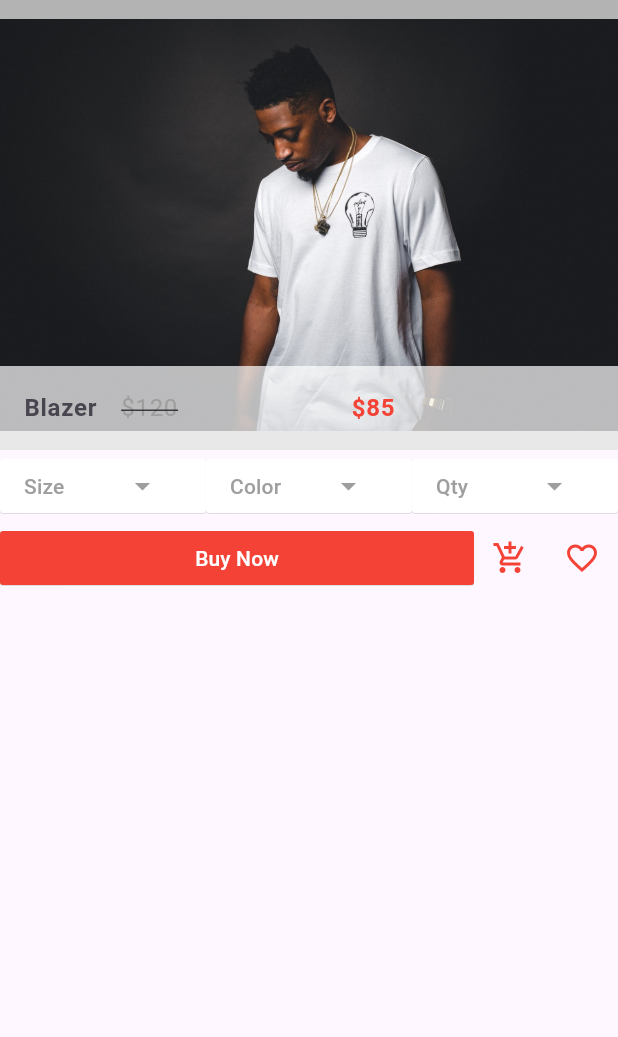
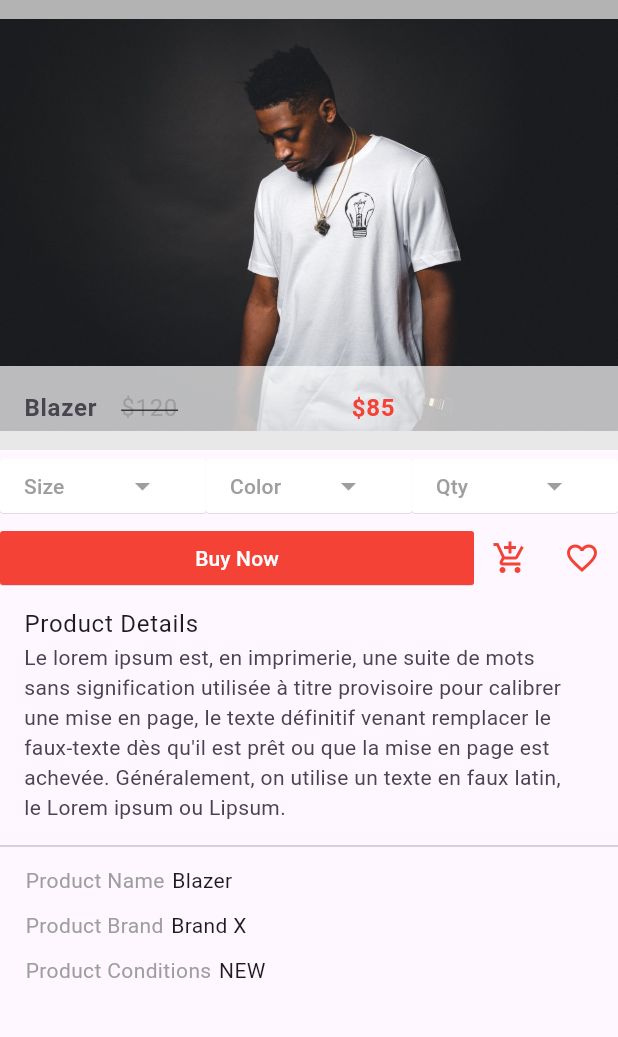
Before and after one commit to Meriem-Boussoufa/e-commerce_app, a Flutter app: the screen it shows after launch, after a tap on "Blazer", on a phone screen of 412 x 824 dp, the part 84-1121 px from its top. Run offline on Flutter 3.47's test engine with Material 3 defaults, Android fonts, the phone set to English and light mode, and no system bars; our stand-ins replace flutter_carousel_widget.

Commit message:
update product_details page

```diff
--- a/lib/pages/product_details.dart
+++ b/lib/pages/product_details.dart
@@ -43,7 +43,8 @@ class _ProductDetailsState extends State<ProductDetails> {
               )),
         ],
       ),
-      body: ListView(children: [
+      body: ListView(
+        children: [
           Container(
             height: 300,
             color: Colors.black,
@@ -88,7 +89,24 @@ class _ProductDetailsState extends State<ProductDetails> {
               // ========= The Size Button
               Expanded(
                   child: MaterialButton(
-              onPressed: () {},
+                onPressed: () {
+                  showDialog(
+                      context: context,
+                      builder: (context) {
+                        return AlertDialog(
+                          title: const Text('Size'),
+                          content: const Text("Choose the size"),
+                          actions: [
+                            MaterialButton(
+                              onPressed: () {
+                                Navigator.of(context).pop(context);
+                              },
+                              child: const Text("Close"),
+                            ),
+                          ],
+                        );
+                      });
+                },
                 color: Colors.white,
                 textColor: Colors.grey,
                 elevation: 0.2,
@@ -99,7 +117,24 @@ class _ProductDetailsState extends State<ProductDetails> {
               )),
               Expanded(
                   child: MaterialButton(
-              onPressed: () {},
+                onPressed: () {
+                  showDialog(
+                      context: context,
+                      builder: (context) {
+                        return AlertDialog(
+                          title: const Text('Color'),
+                          content: const Text("Choose the Color"),
+                          actions: [
+                            MaterialButton(
+                              onPressed: () {
+                                Navigator.of(context).pop(context);
+                              },
+                              child: const Text("Close"),
+                            ),
+                          ],
+                        );
+                      });
+                },
                 color: Colors.white,
                 textColor: Colors.grey,
                 elevation: 0.2,
@@ -110,7 +145,24 @@ class _ProductDetailsState extends State<ProductDetails> {
               )),
               Expanded(
                   child: MaterialButton(
-              onPressed: () {},
+                onPressed: () {
+                  showDialog(
+                      context: context,
+                      builder: (context) {
+                        return AlertDialog(
+                          title: const Text('Quantity'),
+                          content: const Text("Choose the quantity"),
+                          actions: [
+                            MaterialButton(
+                              onPressed: () {
+                                Navigator.of(context).pop(context);
+                              },
+                              child: const Text("Close"),
+                            ),
+                          ],
+                        );
+                      });
+                },
                 color: Colors.white,
                 textColor: Colors.grey,
                 elevation: 0.2,
@@ -143,8 +195,60 @@ class _ProductDetailsState extends State<ProductDetails> {
                 color: Colors.red,
               ),
             ],
+          ),
+          const ListTile(
+            title: Text("Product Details"),
+            subtitle: Text(
+                "Le lorem ipsum est, en imprimerie, une suite de mots sans signification utilisée à titre provisoire pour calibrer une mise en page, le texte définitif venant remplacer le faux-texte dès qu'il est prêt ou que la mise en page est achevée. Généralement, on utilise un texte en faux latin, le Lorem ipsum ou Lipsum."),
+          ),
+          const Divider(),
+          Row(
+            children: [
+              const Padding(
+                padding: EdgeInsets.fromLTRB(12, 5, 5, 5),
+              ),
+              const Text(
+                "Product Name",
+                style: TextStyle(color: Colors.grey),
+              ),
+              Padding(
+                padding: const EdgeInsets.all(5.0),
+                child: Text(widget.productDetailName.toString()),
               )
-      ]),
+            ],
+          ),
+          const Row(
+            children: [
+              Padding(
+                padding: EdgeInsets.fromLTRB(12, 5, 5, 5),
+              ),
+              Text(
+                "Product Brand",
+                style: TextStyle(color: Colors.grey),
+              ),
+              Padding(
+                padding: EdgeInsets.all(5.0),
+                child: Text("Brand X"),
+              )
+            ],
+          ),
+          const Row(
+            children: [
+              Padding(
+                padding: EdgeInsets.fromLTRB(12, 5, 5, 5),
+              ),
+              Text(
+                "Product Conditions",
+                style: TextStyle(color: Colors.grey),
+              ),
+              Padding(
+                padding: EdgeInsets.all(5.0),
+                child: Text("NEW"),
+              )
+            ],
+          ),
+        ],
+      ),
     );
   }
 }
```
Lines whose indentation alone changed are shown as unchanged.
